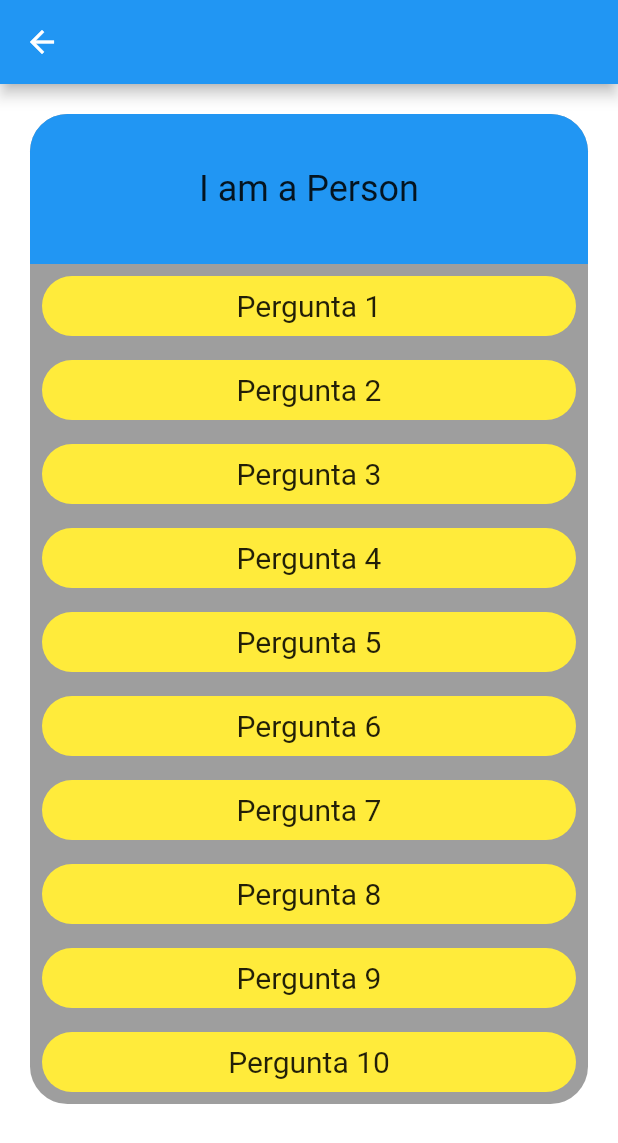
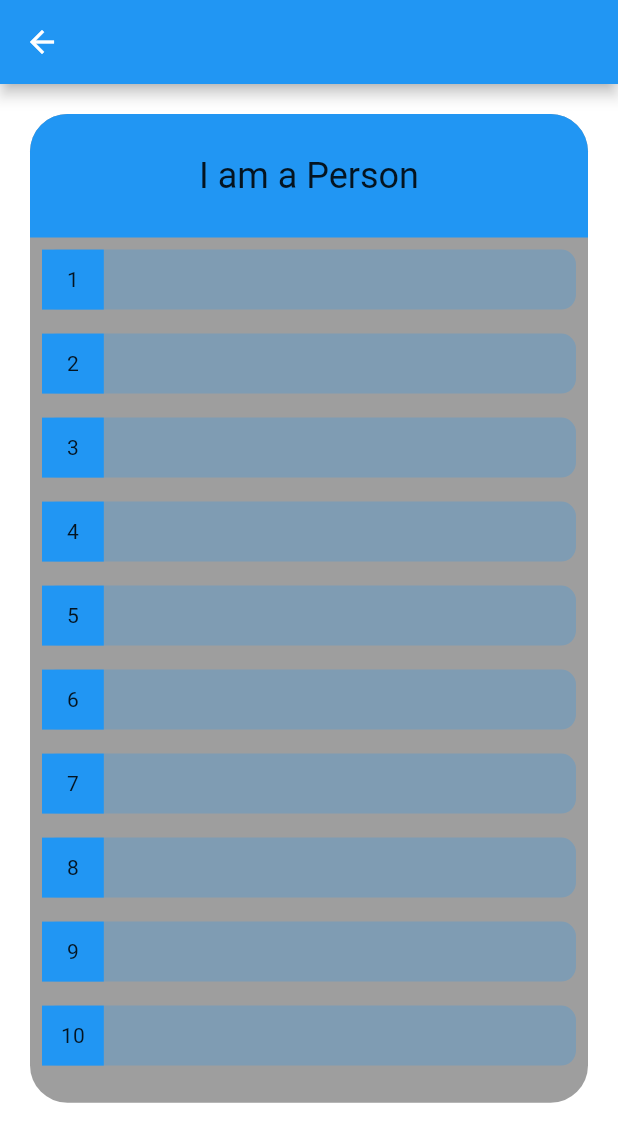
Before and after one commit to mugiwarajeff/projectEGO, a Flutter app: the GameView screen opened by its route, on a phone screen of 412 x 824 dp. Shown: the top 1143 px of the screen. Run offline on Flutter 3.47's test engine with Material 2 defaults, Android fonts, the phone set to English and light mode, and no system bars.

Commit message:
creating questions list, and shuffling list

```diff
--- /dev/null
+++ b/lib/app/features/game/widgets/card/card_question.dart
@@ -0,0 +1,58 @@
+import 'package:flutter/material.dart';
+
+class CardQuestion extends StatefulWidget {
+  final String question;
+  final int questIndex;
+  bool cardVisibility = false;
+
+  CardQuestion({super.key, required this.question, required this.questIndex});
+
+  @override
+  State<CardQuestion> createState() => _CardQuestionState();
+}
+
+class _CardQuestionState extends State<CardQuestion> {
+  @override
+  Widget build(BuildContext context) {
+    final double screenWidth = MediaQuery.of(context).size.width;
+    final double indexWidth = screenWidth * 0.1;
+
+    return InkWell(
+      onTap: () {
+        setState(() {
+          widget.cardVisibility = true;
+        });
+      },
+      child: Padding(
+        padding: const EdgeInsets.all(8.0),
+        child: Container(
+          width: screenWidth,
+          height: 40,
+          decoration: BoxDecoration(
+              borderRadius: BorderRadius.circular(10),
+              color: Color.fromARGB(64, 33, 149, 243)),
+          child: Row(
+            children: [
+              Container(
+                  height: double.infinity,
+                  width: indexWidth,
+                  color: Colors.blue,
+                  child: Align(
+                    alignment: Alignment.center,
+                    child: Text(
+                      (widget.questIndex + 1).toString(),
+                    ),
+                  )),
+              Padding(
+                padding: const EdgeInsets.all(8.0),
+                child: Visibility(
+                    visible: widget.cardVisibility,
+                    child: Text(widget.question)),
+              )
+            ],
+          ),
+        ),
+      ),
+    );
+  }
+}
--- a/lib/app/features/game/widgets/card/card_questions.dart
+++ /dev/null
@@ -1,26 +0,0 @@
-import 'package:flutter/material.dart';
-
-class CardQuestion extends StatelessWidget {
-  final String question;
-
-  CardQuestion({super.key, required this.question});
-  @override
-  Widget build(BuildContext context) {
-    return Padding(
-      padding: const EdgeInsets.all(8.0),
-      child: Container(
-        width: double.infinity,
-        height: 40,
-        decoration: BoxDecoration(
-            borderRadius: BorderRadius.circular(30), color: Colors.yellow),
-        child: Align(
-          alignment: Alignment.center,
-          child: Text(
-            question,
-            style: TextStyle(fontSize: 20),
-          ),
-        ),
-      ),
-    );
-  }
-}
--- /dev/null
+++ b/lib/app/features/game/widgets/card/questions_list.dart
@@ -0,0 +1,25 @@
+import 'package:flutter/material.dart';
+import 'package:project_ego/app/features/game/widgets/card/card_question.dart';
+
+class QuestionsList extends StatelessWidget {
+  final List<String> questionsList;
+  final double listSize;
+
+  const QuestionsList(
+      {super.key, required this.questionsList, required this.listSize});
+
+  @override
+  Widget build(BuildContext context) {
+    questionsList.shuffle();
+    return SingleChildScrollView(
+      child: SizedBox(
+        height: listSize,
+        child: ListView.builder(
+          itemCount: questionsList.length,
+          itemBuilder: (context, index) => CardQuestion(
+              question: questionsList.elementAt(index), questIndex: index),
+        ),
+      ),
+    );
+  }
+}
--- a/lib/app/features/game/widgets/card_view.dart
+++ b/lib/app/features/game/widgets/card_view.dart
@@ -1,7 +1,10 @@
+import 'dart:math';
+
 import 'package:flutter/material.dart';
 import 'package:project_ego/app/features/game/models/card_type.dart';
 import 'package:project_ego/app/features/game/models/game_card.dart';
-import 'package:project_ego/app/features/game/widgets/card/card_questions.dart';
+import 'package:project_ego/app/features/game/widgets/card/card_question.dart';
+import 'package:project_ego/app/features/game/widgets/card/questions_list.dart';
 
 import 'card/card_title.dart';
 
@@ -22,6 +25,10 @@ class CardView extends StatelessWidget {
   CardView({super.key});
   @override
   Widget build(BuildContext context) {
+    final double screenSize = MediaQuery.of(context).size.height;
+    final double titleSize = screenSize * 0.1;
+    final double listSize = screenSize * 0.7;
+
     return Container(
       height: double.infinity,
       color: Colors.white,
@@ -35,17 +42,14 @@ class CardView extends StatelessWidget {
             ),
             child: Column(
               children: [
-                CardTitle(cardType: gameCard.type),
-                CardQuestion(question: "Pergunta 1"),
-                CardQuestion(question: "Pergunta 2"),
-                CardQuestion(question: "Pergunta 3"),
-                CardQuestion(question: "Pergunta 4"),
-                CardQuestion(question: "Pergunta 5"),
-                CardQuestion(question: "Pergunta 6"),
-                CardQuestion(question: "Pergunta 7"),
-                CardQuestion(question: "Pergunta 8"),
-                CardQuestion(question: "Pergunta 9"),
-                CardQuestion(question: "Pergunta 10"),
+                SizedBox(
+                  height: titleSize,
+                  child: CardTitle(cardType: gameCard.type),
+                ),
+                QuestionsList(
+                  questionsList: gameCard.hintList,
+                  listSize: listSize,
+                )
               ],
             ),
           ),
--- a/lib/main.dart
+++ b/lib/main.dart
@@ -2,5 +2,5 @@ import 'package:flutter/material.dart';
 import 'package:project_ego/app/app.dart';
 
 void main() {
-  runApp(MyApp());
+  runApp(const MyApp());
 }
```
